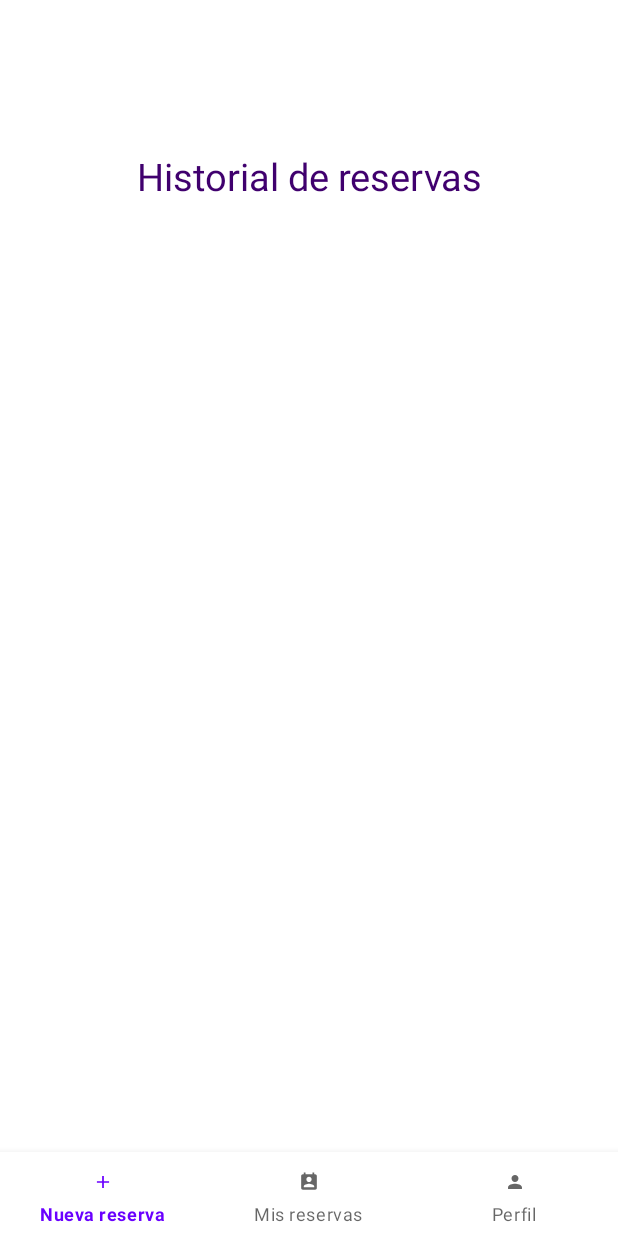
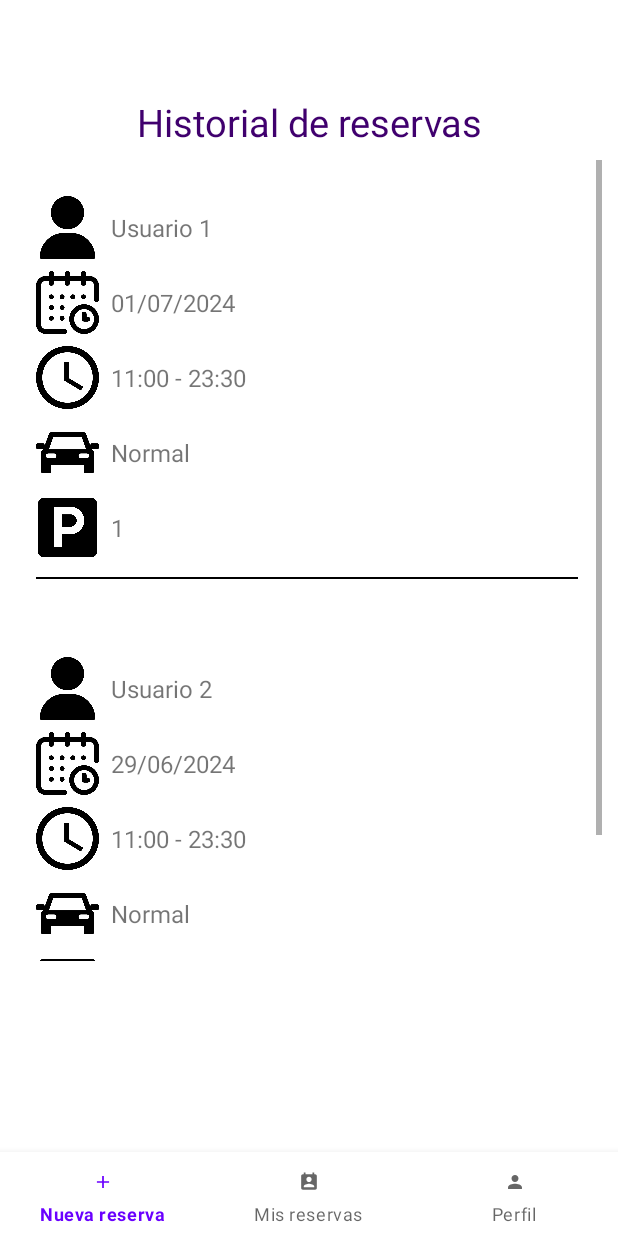
Before and after one commit to UnaiAD22/ParkinUArtano2324, an Android app: the HistoryFragment screen opened through its navigation route, on a phone screen of 412 x 824 dp. Run offline under Robolectric (Android 15) with nearby library versions, the light colour scheme and no system bars; our stand-ins replace navigation-ui.

Commit message:
Historial de reservas mostrando con datos no reales

```diff
--- a/app/build.gradle
+++ b/app/build.gradle
@@ -76,4 +76,6 @@ dependencies {
     implementation 'com.google.firebase:firebase-auth-ktx'
     implementation 'androidx.navigation:navigation-fragment-ktx:2.5.3'
     implementation 'androidx.navigation:navigation-ui-ktx:2.5.3'
+
+    implementation 'com.google.android.material:material:1.0.0'
 }
--- a/app/src/main/java/com/lksnext/parkinguartano/utils/HistoryAdapter.java
+++ b/app/src/main/java/com/lksnext/parkinguartano/utils/HistoryAdapter.java
@@ -19,6 +19,7 @@ public class HistoryAdapter extends RecyclerView.Adapter<HistoryAdapter.ViewHold
 
     public HistoryAdapter(List<HistoryItem> historyItemList) {
         this.historyItemList = historyItemList;
+        notifyDataSetChanged();
     }
     @NonNull
     @Override
--- a/app/src/main/java/com/lksnext/parkinguartano/view/activity/HistoryActivity.java
+++ b/app/src/main/java/com/lksnext/parkinguartano/view/activity/HistoryActivity.java
@@ -36,7 +36,6 @@ public class HistoryActivity extends AppCompatActivity {
     @Override
     protected void onCreate(Bundle savedInstanceState) {
         super.onCreate(savedInstanceState);
-        setContentView(R.layout.fragment_history);
 
         //Asignamos la vista/interfaz main (layout)
         binding = ActivityMainBinding.inflate(getLayoutInflater());
@@ -67,16 +66,18 @@ public class HistoryActivity extends AppCompatActivity {
             return false;
         });
 
-        recyclerView = findViewById(R.id.recycler_view);; // Asegúrate que este es el ID correcto de RecyclerView en activity_main.xml
+        recyclerView = findViewById(R.id.recycler_view);// Asegúrate que este es el ID correcto de RecyclerView en activity_main.xml
         recyclerView.setLayoutManager(new LinearLayoutManager(this));
 
         historyViewModel = new ViewModelProvider(this).get(HistoryViewModel.class);
+        historyViewModel.loadHistoryItems();
 
         historyViewModel.getHistoryItemList().observe(this, new Observer<List<HistoryItem>>() {
             @Override
             public void onChanged(List<HistoryItem> historyItems) {
+                Log.d("HistoryActivity", "Data received1: " + historyItems.size() + " items");
                 if (historyItems != null && !historyItems.isEmpty()) {
-                    Log.d("HistoryActivity", "Data received: " + historyItems.size() + " items");
+                    Log.d("HistoryActivity", "Data received2: " + historyItems.size() + " items");
                     historyAdapter = new HistoryAdapter(historyItems);
                     recyclerView.setAdapter(historyAdapter);
                 } else {
--- a/app/src/main/java/com/lksnext/parkinguartano/view/fragment/HistoryFragment.java
+++ b/app/src/main/java/com/lksnext/parkinguartano/view/fragment/HistoryFragment.java
@@ -1,16 +1,27 @@
 package com.lksnext.parkinguartano.view.fragment;
 
 import android.os.Bundle;
+import android.util.Log;
 import android.view.LayoutInflater;
 import android.view.View;
 import android.view.ViewGroup;
 import androidx.fragment.app.Fragment;
+import androidx.lifecycle.Observer;
 import androidx.lifecycle.ViewModelProvider;
+import androidx.recyclerview.widget.LinearLayoutManager;
+import androidx.recyclerview.widget.RecyclerView;
+
 import com.lksnext.parkinguartano.R;
+import com.lksnext.parkinguartano.utils.HistoryAdapter;
+import com.lksnext.parkinguartano.utils.HistoryItem;
 import com.lksnext.parkinguartano.viewmodel.HistoryViewModel;
+
+import java.util.List;
 
 public class HistoryFragment extends Fragment {
     private HistoryViewModel historyViewModel;
+    private RecyclerView recyclerView;
+    private HistoryAdapter historyAdapter;
 
     public HistoryFragment() {
         // Es necesario un constructor vacio
@@ -22,6 +33,25 @@ public class HistoryFragment extends Fragment {
 
         historyViewModel = new ViewModelProvider(this).get(HistoryViewModel.class);
 
+        recyclerView = view.findViewById(R.id.recycler_view);
+        recyclerView.setLayoutManager(new LinearLayoutManager(getContext()));
+
+        historyViewModel.loadHistoryItems();
+
+        historyViewModel.getHistoryItemList().observe(getViewLifecycleOwner(), new Observer<List<HistoryItem>>() {
+            @Override
+            public void onChanged(List<HistoryItem> historyItems) {
+                Log.d("HistoryActivity", "Data received1: " + historyItems.size() + " items");
+                if (historyItems != null && !historyItems.isEmpty()) {
+                    Log.d("HistoryActivity", "Data received2: " + historyItems.size() + " items");
+                    historyAdapter = new HistoryAdapter(historyItems);
+                    recyclerView.setAdapter(historyAdapter);
+                } else {
+                    Log.d("HistoryActivity", "No data received");
+                }
+            }
+        });
+
         return view;
     }
 }
--- a/app/src/main/java/com/lksnext/parkinguartano/viewmodel/HistoryViewModel.java
+++ b/app/src/main/java/com/lksnext/parkinguartano/viewmodel/HistoryViewModel.java
@@ -11,18 +11,13 @@ import java.util.ArrayList;
 import java.util.List;
 
 public class HistoryViewModel extends ViewModel {
-    private MutableLiveData<List<HistoryItem>> historyItemList;
-
-    public HistoryViewModel() {
-        historyItemList = new MutableLiveData<>();
-        loadHistoryItems();
-    }
+    private MutableLiveData<List<HistoryItem>> historyItemList = new MutableLiveData<>();
 
     public LiveData<List<HistoryItem>> getHistoryItemList() {
         return historyItemList;
     }
 
-    private void loadHistoryItems() {
+    public void loadHistoryItems() {
         List<HistoryItem> items = new ArrayList<>();
         items.add(new HistoryItem(R.drawable.ic_user, "Usuario 1", R.drawable.ic_calendar, "01/07/2024", R.drawable.ic_clock, "11:00 - 23:30", R.drawable.ic_car_normal, "Normal", R.drawable.ic_location, "1"));
         items.add(new HistoryItem(R.drawable.ic_user, "Usuario 2", R.drawable.ic_calendar, "29/06/2024", R.drawable.ic_clock, "11:00 - 23:30", R.drawable.ic_car_normal, "Normal", R.drawable.ic_location, "105"));
--- a/app/src/main/res/layout/card_item.xml
+++ b/app/src/main/res/layout/card_item.xml
@@ -115,4 +115,11 @@
             android:textSize="16sp" />
     </LinearLayout>
 
+    <View
+        android:layout_width="match_parent"
+        android:layout_height="1.dp"
+        android:layout_marginVertical="12dp"
+        android:background="@color/black"
+        />
+
 </LinearLayout>
--- a/app/src/main/res/layout/fragment_history.xml
+++ b/app/src/main/res/layout/fragment_history.xml
@@ -10,23 +10,27 @@
         android:id="@+id/tvTitle"
         android:layout_width="match_parent"
         android:layout_height="wrap_content"
+        android:layout_marginTop="64dp"
         android:gravity="center"
         android:text="@string/historial"
+        android:textColor="@color/purple_700"
         android:textSize="25sp"
-        android:layout_marginTop="100dp"
         app:layout_constraintEnd_toEndOf="parent"
+        app:layout_constraintHorizontal_bias="0.0"
         app:layout_constraintStart_toStartOf="parent"
-        app:layout_constraintTop_toTopOf="parent"
-        android:textColor="@color/purple_700" />
+        app:layout_constraintTop_toTopOf="parent" />
 
     <androidx.recyclerview.widget.RecyclerView
         android:id="@+id/recycler_view"
-        android:layout_width="match_parent"
-        android:layout_height="0dp"
-        app:layout_constraintTop_toBottomOf="@id/tvTitle"
-        app:layout_constraintBottom_toBottomOf="parent"
+        android:layout_width="409dp"
+        android:layout_height="542dp"
         android:clipToPadding="false"
         android:padding="8dp"
-        android:scrollbars="vertical" />
+        android:scrollbars="vertical"
+        app:layout_constraintBottom_toBottomOf="parent"
+        app:layout_constraintTop_toBottomOf="@id/tvTitle"
+        app:layout_constraintVertical_bias="0.0"
+        tools:ignore="MissingConstraints"
+        tools:layout_editor_absoluteX="0dp" />
 
 </androidx.constraintlayout.widget.ConstraintLayout>
```
